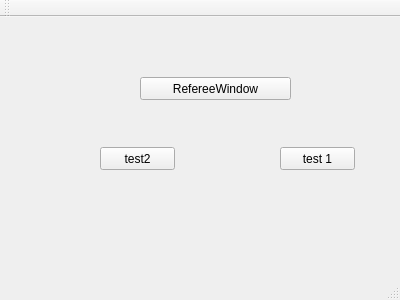
The window that RefereeGameBookDV1553/mainwindow.ui (alexanderbrannlund/ProjektRefereeGameBookQt) describes before a commit, drawn with Qt 5.
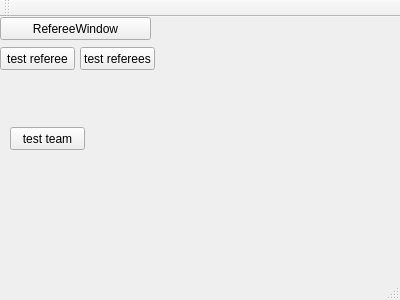
The same window after the commit.

Diff of the .ui file:
```diff
--- a/RefereeGameBookDV1553/mainwindow.ui
+++ b/RefereeGameBookDV1553/mainwindow.ui
@@ -17,34 +17,34 @@
    <widget class="QPushButton" name="pushButton">
     <property name="geometry">
      <rect>
-      <x>280</x>
-      <y>130</y>
+      <x>0</x>
+      <y>30</y>
       <width>75</width>
       <height>23</height>
      </rect>
     </property>
     <property name="text">
-     <string>test 1</string>
+     <string>test referee</string>
     </property>
    </widget>
    <widget class="QPushButton" name="pushButton_2">
     <property name="geometry">
      <rect>
-      <x>100</x>
-      <y>130</y>
+      <x>80</x>
+      <y>30</y>
       <width>75</width>
       <height>23</height>
      </rect>
     </property>
     <property name="text">
-     <string>test2</string>
+     <string>test referees</string>
     </property>
    </widget>
    <widget class="QPushButton" name="pushButton_3">
     <property name="geometry">
      <rect>
-      <x>140</x>
-      <y>60</y>
+      <x>0</x>
+      <y>0</y>
       <width>151</width>
       <height>23</height>
      </rect>
@@ -53,6 +53,19 @@
      <string>RefereeWindow</string>
     </property>
    </widget>
+   <widget class="QPushButton" name="pushButton_4">
+    <property name="geometry">
+     <rect>
+      <x>10</x>
+      <y>110</y>
+      <width>75</width>
+      <height>23</height>
+     </rect>
+    </property>
+    <property name="text">
+     <string>test team</string>
+    </property>
+   </widget>
   </widget>
   <widget class="QMenuBar" name="menuBar">
    <property name="geometry">
```
